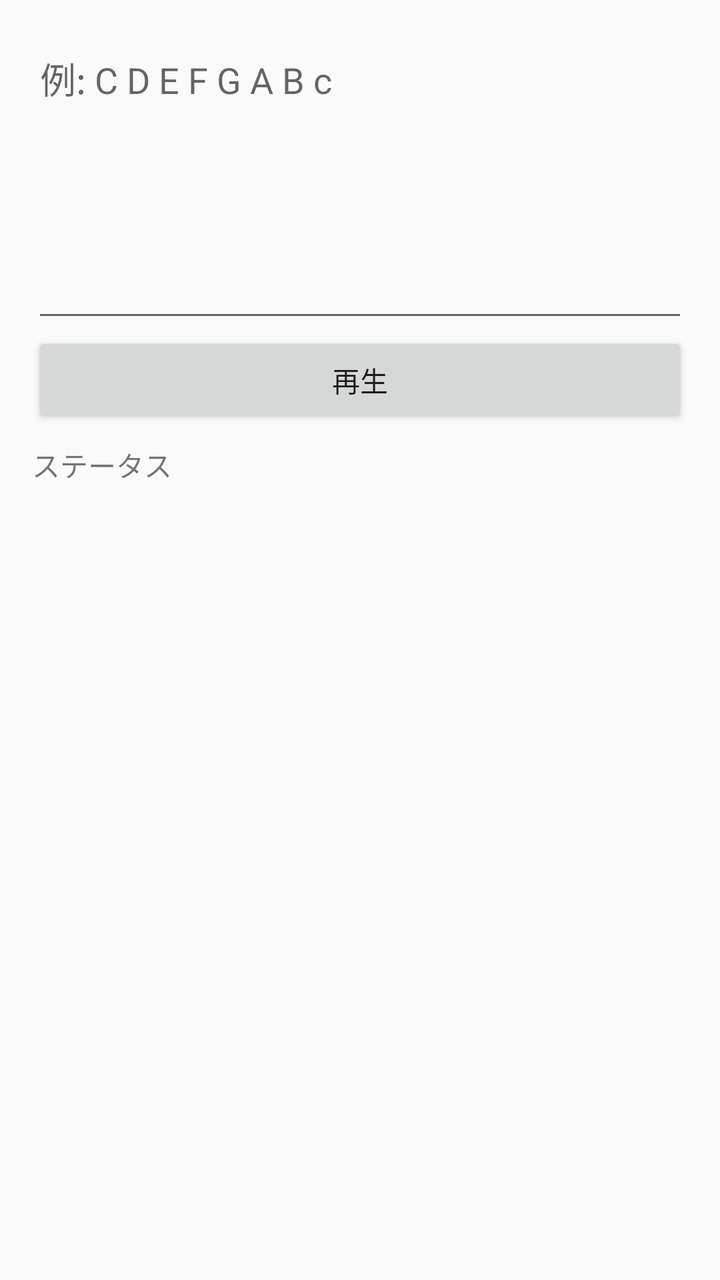
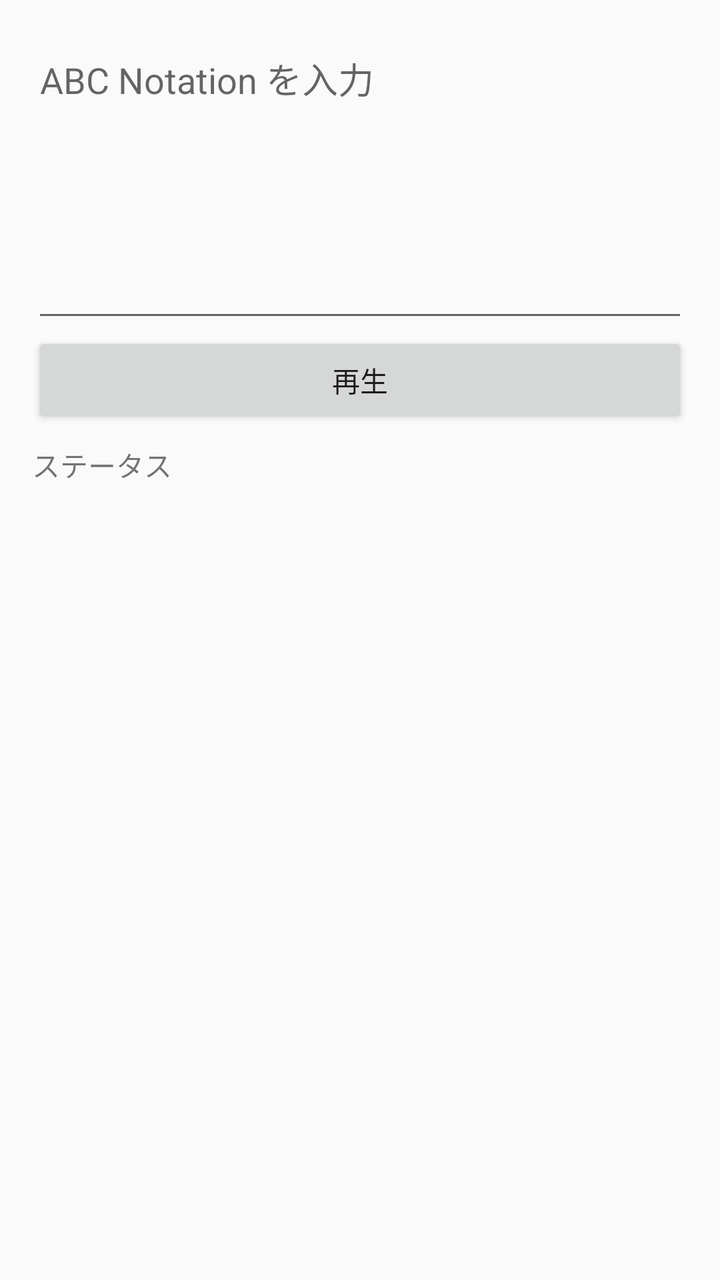

Screens rendered from an Android XML layout before and after an edit, with the pre-edit source and the edit as a unified diff.
<!-- AndroidManifest.xml: application theme android:Theme.Material.Light -->
<!-- res/layout/activity_main.xml -->
<?xml version="1.0" encoding="utf-8"?>
<LinearLayout xmlns:android="http://schemas.android.com/apk/res/android"
    android:orientation="vertical"
    android:padding="16dp"
    android:layout_width="match_parent"
    android:layout_height="match_parent">

    <EditText
        android:id="@+id/editAbc"
        android:layout_width="match_parent"
        android:layout_height="150dp"
        android:hint="例: C D E F G A B c"
        android:gravity="top|start"
        android:inputType="textMultiLine" />

    <Button
        android:id="@+id/btnPlay"
        android:layout_width="match_parent"
        android:layout_height="wrap_content"
        android:text="再生" />

    <TextView
        android:id="@+id/txtStatus"
        android:layout_width="match_parent"
        android:layout_height="wrap_content"
        android:text="ステータス"
        android:paddingTop="8dp" />

</LinearLayout>
<!-- resources referenced by this layout -->
<resources>

</resources>

<!-- the commit's change to res/layout/activity_main.xml (unified diff, before → after) -->
@@ -9,7 +9,7 @@
         android:id="@+id/editAbc"
         android:layout_width="match_parent"
         android:layout_height="150dp"
-        android:hint="例: C D E F G A B c"
+        android:hint="ABC Notation を入力"
         android:gravity="top|start"
         android:inputType="textMultiLine" />
 
